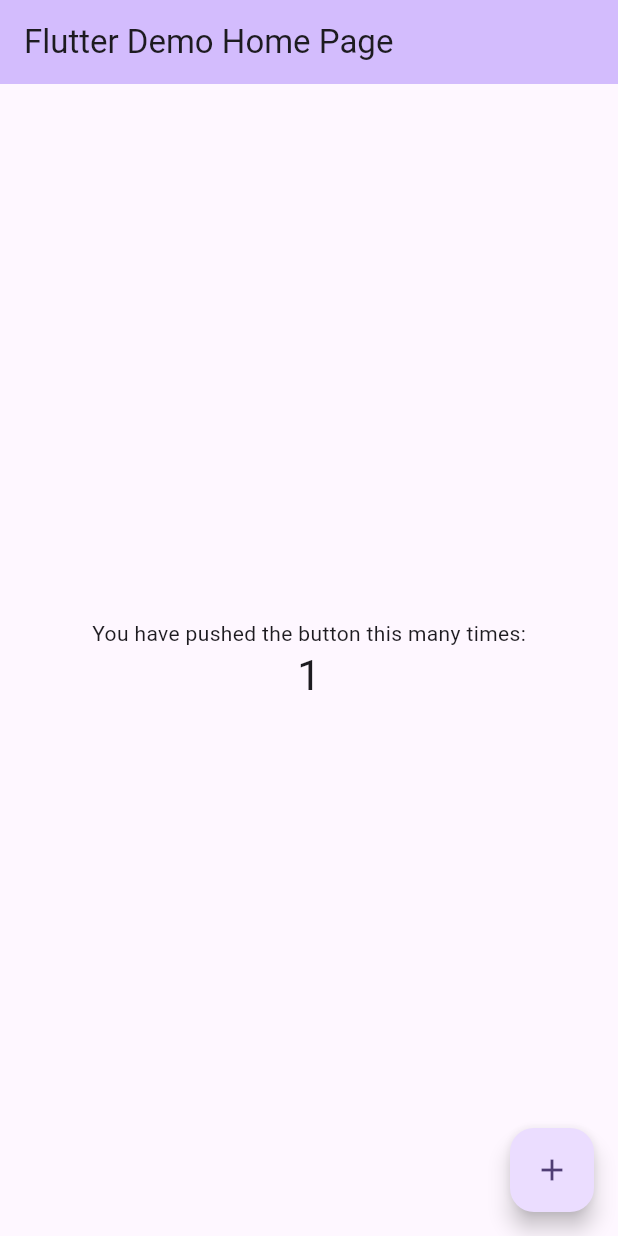
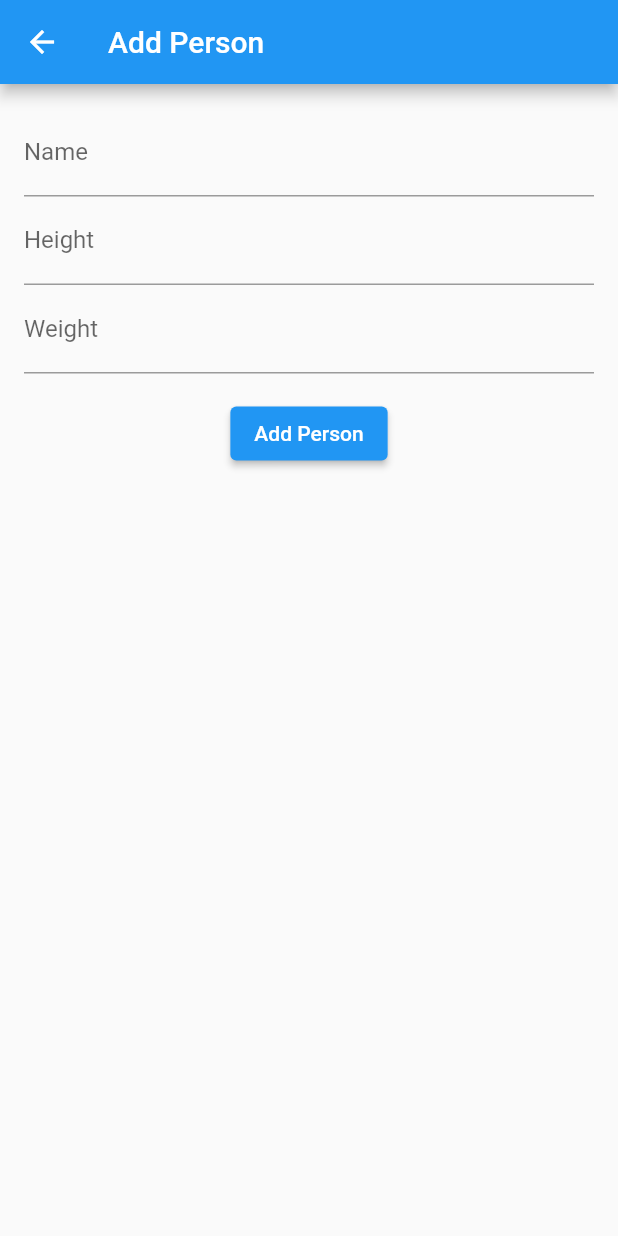
Before and after one commit to Marco-Merini/IMC, a Flutter app: the screen it shows after launch, after a tap on the "add" icon, on a phone screen of 412 x 824 dp. Run offline on Flutter 3.47's test engine with Material 2 defaults, Android fonts, the phone set to English and light mode, and no system bars.

Commit message:
main.dart e pubspec.yaml

```diff
--- a/massa/lib/main.dart
+++ b/massa/lib/main.dart
@@ -1,125 +1,235 @@
 import 'package:flutter/material.dart';
+import 'package:provider/provider.dart';
 
 void main() {
-  runApp(const MyApp());
+  runApp(MyApp());
+}
+
+class Person {
+  String name;
+  double height;
+  double weight;
+
+  Person({required this.name, required this.height, required this.weight});
+
+  double calculateBMI() {
+    return weight / (height * height);
+  }
+}
+
+class PersonList with ChangeNotifier {
+  List<Person> _persons = [];
+
+  List<Person> get persons => _persons;
+
+  void addPerson(Person person) {
+    _persons.add(person);
+    notifyListeners();
+  }
+
+  void editPerson(int index, Person person) {
+    _persons[index] = person;
+    notifyListeners();
+  }
+
+  void deletePerson(int index) {
+    _persons.removeAt(index);
+    notifyListeners();
+  }
 }
 
 class MyApp extends StatelessWidget {
-  const MyApp({super.key});
-
-  // This widget is the root of your application.
   @override
   Widget build(BuildContext context) {
     return MaterialApp(
-      title: 'Flutter Demo',
-      theme: ThemeData(
-        // This is the theme of your application.
-        //
-        // TRY THIS: Try running your application with "flutter run". You'll see
-        // the application has a blue toolbar. Then, without quitting the app,
-        // try changing the seedColor in the colorScheme below to Colors.green
-        // and then invoke "hot reload" (save your changes or press the "hot
-        // reload" button in a Flutter-supported IDE, or press "r" if you used
-        // the command line to start the app).
-        //
-        // Notice that the counter didn't reset back to zero; the application
-        // state is not lost during the reload. To reset the state, use hot
-        // restart instead.
-        //
-        // This works for code too, not just values: Most code changes can be
-        // tested with just a hot reload.
-        colorScheme: ColorScheme.fromSeed(seedColor: Colors.deepPurple),
-        useMaterial3: true,
+      home: ChangeNotifierProvider(
+        create: (context) => PersonList(),
+        child: PersonListView(),
       ),
-      home: const MyHomePage(title: 'Flutter Demo Home Page'),
     );
   }
 }
 
-class MyHomePage extends StatefulWidget {
-  const MyHomePage({super.key, required this.title});
+class PersonListView extends StatelessWidget {
+  @override
+  Widget build(BuildContext context) {
+    return Scaffold(
+      appBar: AppBar(
+        title: Text('IMC Calculator'),
+      ),
+      body: Consumer<PersonList>(
+        builder: (context, personList, child) {
+          return ListView.builder(
+            itemCount: personList.persons.length,
+            itemBuilder: (context, index) {
+              return ListTile(
+                title: Text(personList.persons[index].name),
+                subtitle: Text(
+                    'BMI: ${personList.persons[index].calculateBMI().toStringAsFixed(2)}'),
+                onTap: () {
+                  Navigator.push(
+                    context,
+                    MaterialPageRoute(
+                      builder: (context) => PersonDetailsView(index),
+                    ),
+                  );
+                },
+                onLongPress: () {
+                  personList.deletePerson(index);
+                },
+              );
+            },
+          );
+        },
+      ),
+      floatingActionButton: FloatingActionButton(
+        onPressed: () {
+          Navigator.push(
+            context,
+            MaterialPageRoute(
+              builder: (context) => PersonAddView(),
+            ),
+          );
+        },
+        child: Icon(Icons.add),
+      ),
+    );
+  }
+}
 
-  // This widget is the home page of your application. It is stateful, meaning
-  // that it has a State object (defined below) that contains fields that affect
-  // how it looks.
+class PersonDetailsView extends StatefulWidget {
+  final int index;
 
-  // This class is the configuration for the state. It holds the values (in this
-  // case the title) provided by the parent (in this case the App widget) and
-  // used by the build method of the State. Fields in a Widget subclass are
-  // always marked "final".
-
-  final String title;
+  PersonDetailsView(this.index);
 
   @override
-  State<MyHomePage> createState() => _MyHomePageState();
+  _PersonDetailsViewState createState() => _PersonDetailsViewState();
 }
 
-class _MyHomePageState extends State<MyHomePage> {
-  int _counter = 0;
+class _PersonDetailsViewState extends State<PersonDetailsView> {
+  final _nameController = TextEditingController();
+  final _heightController = TextEditingController();
+  final _weightController = TextEditingController();
 
-  void _incrementCounter() {
-    setState(() {
-      // This call to setState tells the Flutter framework that something has
-      // changed in this State, which causes it to rerun the build method below
-      // so that the display can reflect the updated values. If we changed
-      // _counter without calling setState(), then the build method would not be
-      // called again, and so nothing would appear to happen.
-      _counter++;
-    });
+  @override
+  void initState() {
+    super.initState();
+    final person =
+        Provider.of<PersonList>(context, listen: false).persons[widget.index];
+    _nameController.text = person.name;
+    _heightController.text = person.height.toString();
+    _weightController.text = person.weight.toString();
   }
 
   @override
   Widget build(BuildContext context) {
-    // This method is rerun every time setState is called, for instance as done
-    // by the _incrementCounter method above.
-    //
-    // The Flutter framework has been optimized to make rerunning build methods
-    // fast, so that you can just rebuild anything that needs updating rather
-    // than having to individually change instances of widgets.
     return Scaffold(
       appBar: AppBar(
-        // TRY THIS: Try changing the color here to a specific color (to
-        // Colors.amber, perhaps?) and trigger a hot reload to see the AppBar
-        // change color while the other colors stay the same.
-        backgroundColor: Theme.of(context).colorScheme.inversePrimary,
-        // Here we take the value from the MyHomePage object that was created by
-        // the App.build method, and use it to set our appbar title.
-        title: Text(widget.title),
+        title: Text('Edit Person'),
       ),
-      body: Center(
-        // Center is a layout widget. It takes a single child and positions it
-        // in the middle of the parent.
+      body: Padding(
+        padding: const EdgeInsets.all(16.0),
         child: Column(
-          // Column is also a layout widget. It takes a list of children and
-          // arranges them vertically. By default, it sizes itself to fit its
-          // children horizontally, and tries to be as tall as its parent.
-          //
-          // Column has various properties to control how it sizes itself and
-          // how it positions its children. Here we use mainAxisAlignment to
-          // center the children vertically; the main axis here is the vertical
-          // axis because Columns are vertical (the cross axis would be
-          // horizontal).
-          //
-          // TRY THIS: Invoke "debug painting" (choose the "Toggle Debug Paint"
-          // action in the IDE, or press "p" in the console), to see the
-          // wireframe for each widget.
-          mainAxisAlignment: MainAxisAlignment.center,
-          children: <Widget>[
-            const Text(
-              'You have pushed the button this many times:',
+          children: [
+            TextField(
+              controller: _nameController,
+              decoration: InputDecoration(labelText: 'Name'),
             ),
-            Text(
-              '$_counter',
-              style: Theme.of(context).textTheme.headlineMedium,
+            TextField(
+              controller: _heightController,
+              decoration: InputDecoration(labelText: 'Height'),
+              keyboardType: TextInputType.number,
+            ),
+            TextField(
+              controller: _weightController,
+              decoration: InputDecoration(labelText: 'Weight'),
+              keyboardType: TextInputType.number,
+            ),
+            SizedBox(height: 16),
+            Row(
+              children: [
+                ElevatedButton(
+                  onPressed: () {
+                    final name = _nameController.text;
+                    final height = double.parse(_heightController.text);
+                    final weight = double.parse(_weightController.text);
+                    final person =
+                        Person(name: name, height: height, weight: weight);
+
+                    Provider.of<PersonList>(context, listen: false)
+                        .editPerson(widget.index, person);
+                    Navigator.pop(context);
+                  },
+                  child: Text('Save'),
+                ),
+                SizedBox(width: 16),
+                ElevatedButton(
+                  onPressed: () {
+                    Navigator.pop(context);
+                  },
+                  child: Text('Cancel'),
+                ),
+              ],
             ),
           ],
         ),
       ),
-      floatingActionButton: FloatingActionButton(
-        onPressed: _incrementCounter,
-        tooltip: 'Increment',
-        child: const Icon(Icons.add),
-      ), // This trailing comma makes auto-formatting nicer for build methods.
     );
   }
 }
+
+class PersonAddView extends StatefulWidget {
+  @override
+  _PersonAddViewState createState() => _PersonAddViewState();
+}
+
+class _PersonAddViewState extends State<PersonAddView> {
+  final _nameController = TextEditingController();
+  final _heightController = TextEditingController();
+  final _weightController = TextEditingController();
+
+  @override
+  Widget build(BuildContext context) {
+    return Scaffold(
+      appBar: AppBar(
+        title: Text('Add Person'),
+      ),
+      body: Padding(
+        padding: const EdgeInsets.all(16.0),
+        child: Column(
+          children: [
+            TextField(
+              controller: _nameController,
+              decoration: InputDecoration(labelText: 'Name'),
+            ),
+            TextField(
+              controller: _heightController,
+              decoration: InputDecoration(labelText: 'Height'),
+              keyboardType: TextInputType.number,
+            ),
+            TextField(
+              controller: _weightController,
+              decoration: InputDecoration(labelText: 'Weight'),
+              keyboardType: TextInputType.number,
+            ),
+            SizedBox(height: 16),
+            ElevatedButton(
+              onPressed: () {
+                final name = _nameController.text;
+                final height = double.parse(_heightController.text);
+                final weight = double.parse(_weightController.text);
+                final person =
+                    Person(name: name, height: height, weight: weight);
+
+                Provider.of<PersonList>(context, listen: false)
+                    .addPerson(person);
+                Navigator.pop(context);
+              },
+              child: Text('Add Person'),
+            ),
+          ],
+        ),
+      ),
+    );
+  }
+}
--- a/massa/pubspec.yaml
+++ b/massa/pubspec.yaml
@@ -35,6 +35,7 @@ dependencies:
   # The following adds the Cupertino Icons font to your application.
   # Use with the CupertinoIcons class for iOS style icons.
   cupertino_icons: ^1.0.2
+  provider: ^6.1.1
 
 dev_dependencies:
   flutter_test:
```
Also changed, not shown: massa/pubspec.lock.
